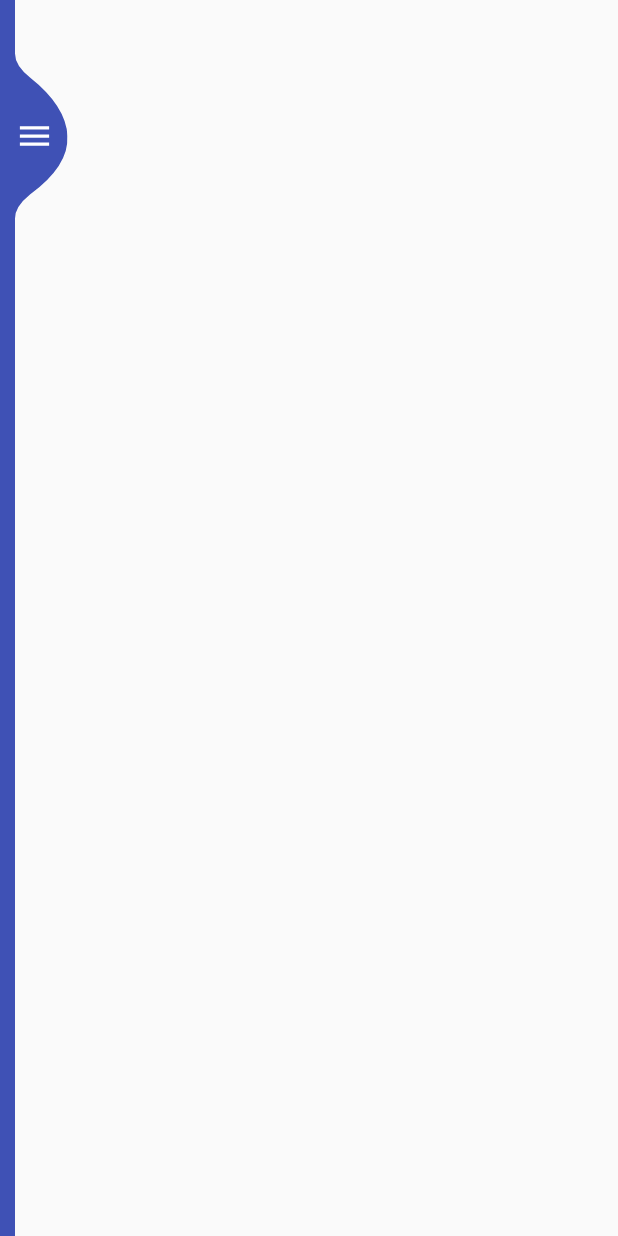
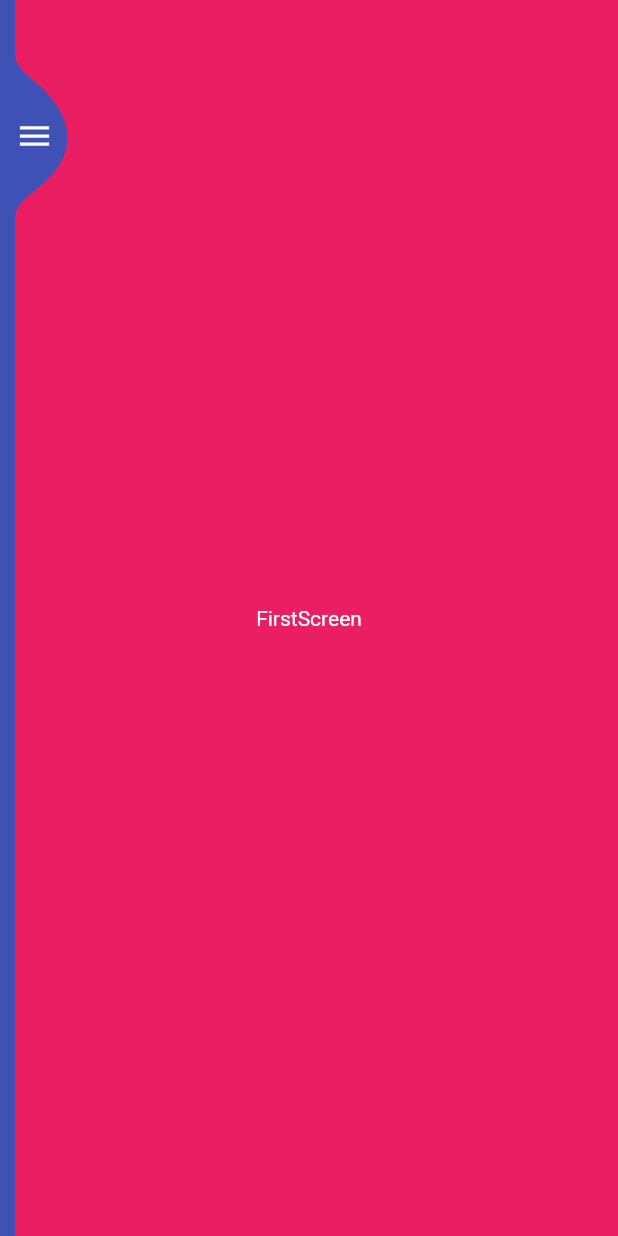
Before and after one commit to PatrykPawlak/FitnessApp, a Flutter app: the screen it shows after launch, on a phone screen of 412 x 824 dp. Run offline on Flutter 3.47's test engine with Material 2 defaults, Android fonts, the phone set to English and light mode, and no system bars.

Commit message:
[feat](router): Create and work with routing in app
- Create Router, Routes, RouterView and ScaleRouteAnimation classes
- Create test-screens classes to develop routing
- Organize imports in app

TODO:
- Create screens classes
- Create more route animations
- Modify Routes

```diff
--- a/lib/app/fitness_app.dart
+++ b/lib/app/fitness_app.dart
@@ -1,5 +1,5 @@
 import 'package:flutter/material.dart';
-import 'package:FitnessApp/app/fitness_app_layout.dart';
+import 'package:FitnessApp/app/index.dart' show FitnessAppLayout;
 
 class FitnessApp extends StatelessWidget {
   @override
--- a/lib/app/fitness_app_layout.dart
+++ b/lib/app/fitness_app_layout.dart
@@ -1,5 +1,6 @@
 import 'package:flutter/material.dart';
-import 'package:FitnessApp/ui/navigation/sidebar_navigation.dart';
+import 'package:FitnessApp/router/index.dart' show RouterView;
+import 'package:FitnessApp/ui/navigation/index.dart' show SidebarNavigation;
 
 class FitnessAppLayout extends StatelessWidget {
   @override
@@ -7,7 +8,8 @@ class FitnessAppLayout extends StatelessWidget {
     return Scaffold(
       body: Stack(
         children: <Widget>[
-          SidebarNavigation(),
+          RouterView(),
+          SidebarNavigation(), //MUST be the last
         ],
       ),
     );
--- /dev/null
+++ b/lib/app/index.dart
@@ -0,0 +1,2 @@
+export 'package:FitnessApp/app/fitness_app.dart';
+export 'package:FitnessApp/app/fitness_app_layout.dart';
--- a/lib/main.dart
+++ b/lib/main.dart
@@ -1,4 +1,4 @@
 import 'package:flutter/material.dart';
-import 'package:FitnessApp/app/fitness_app.dart';
+import 'package:FitnessApp/app/index.dart' show FitnessApp;
 
 void main() => runApp(FitnessApp());
--- /dev/null
+++ b/lib/router/index.dart
@@ -0,0 +1,4 @@
+export 'package:FitnessApp/router/router.dart';
+export 'package:FitnessApp/router/router_view.dart';
+export 'package:FitnessApp/router/routes.dart';
+export 'package:FitnessApp/router/scale_route_animation.dart';
--- /dev/null
+++ b/lib/router/router.dart
@@ -0,0 +1,36 @@
+import 'package:flutter/material.dart';
+import 'package:FitnessApp/router/index.dart' show Routes, ScaleRouteAnimation;
+import 'package:FitnessApp/screens/index.dart';
+
+class Router {
+  static final GlobalKey<NavigatorState> _routerKey =
+      GlobalKey<NavigatorState>();
+
+  static GlobalKey<NavigatorState> get routerKey => _routerKey;
+
+  static Route<dynamic> generateRoute(RouteSettings settings) {
+    Widget builder;
+    switch (settings.name) {
+      case Routes.firstScreen:
+        builder = FirstScreen();
+        break;
+
+      case Routes.secondScreen:
+        builder = SecondScreen();
+        break;
+
+      case Routes.thirdScreen:
+        builder = ThirdScreen();
+        break;
+
+      case Routes.fourthScreen:
+        builder = FourthScreen();
+        break;
+
+      default:
+        throw Exception('Invalid route: ${settings.name}');
+    }
+
+    return ScaleRouteAnimation(widget: builder);
+  }
+}
--- /dev/null
+++ b/lib/router/router_view.dart
@@ -0,0 +1,13 @@
+import 'package:flutter/material.dart';
+import 'package:FitnessApp/router/index.dart' show Router, Routes;
+
+class RouterView extends StatelessWidget {
+  @override
+  Widget build(BuildContext context) {
+    return Navigator(
+      key: Router.routerKey,
+      initialRoute: Routes.firstScreen,
+      onGenerateRoute: Router.generateRoute,
+    );
+  }
+}
--- /dev/null
+++ b/lib/router/routes.dart
@@ -0,0 +1,6 @@
+class Routes {
+  static const String firstScreen = 'first';
+  static const String secondScreen = 'second';
+  static const String thirdScreen = 'third';
+  static const String fourthScreen = 'fourth';
+}
--- /dev/null
+++ b/lib/router/scale_route_animation.dart
@@ -0,0 +1,20 @@
+import 'package:flutter/material.dart';
+
+class ScaleRouteAnimation extends PageRouteBuilder {
+  final Widget widget;
+
+  ScaleRouteAnimation({this.widget})
+      : super(
+          pageBuilder: (context, animation, secondaryAnimation) => widget,
+          transitionsBuilder: (context, animation, secondaryAnimation, child) =>
+              ScaleTransition(
+            scale: Tween<double>(
+              begin: 0.0,
+              end: 1.0,
+            ).animate(
+              CurvedAnimation(parent: animation, curve: Curves.fastOutSlowIn),
+            ),
+            child: child,
+          ),
+        );
+}
--- /dev/null
+++ b/lib/screens/first_screen.dart
@@ -0,0 +1,15 @@
+import 'package:flutter/material.dart';
+
+class FirstScreen extends StatelessWidget {
+  @override
+  Widget build(BuildContext context) {
+    return Container(
+      alignment: Alignment.center,
+      color: Colors.pink,
+      child: Text(
+        'FirstScreen',
+        style: TextStyle(color: Colors.white),
+      ),
+    );
+  }
+}
--- /dev/null
+++ b/lib/screens/index.dart
@@ -0,0 +1,4 @@
+export 'package:FitnessApp/screens/first_screen.dart';
+export 'package:FitnessApp/screens/second_screen.dart';
+export 'package:FitnessApp/screens/third_screen.dart';
+export 'package:FitnessApp/screens/fourth_screen.dart';
--- /dev/null
+++ b/lib/ui/navigation/index.dart
@@ -0,0 +1,4 @@
+export 'package:FitnessApp/ui/navigation/custom_sidebar_navigation_clipper.dart';
+export 'package:FitnessApp/ui/navigation/sidebar_navigation.dart';
+export 'package:FitnessApp/ui/navigation/sidebar_navigation_item.dart';
+export 'package:FitnessApp/ui/navigation/sidebar_navigation_layout.dart';
--- a/lib/ui/navigation/sidebar_navigation.dart
+++ b/lib/ui/navigation/sidebar_navigation.dart
@@ -1,5 +1,6 @@
 import 'package:flutter/material.dart';
-import 'package:FitnessApp/ui/navigation/sidebar_navigation_layout.dart';
+import 'package:FitnessApp/ui/navigation/index.dart'
+    show SidebarNavigationLayout;
 
 class SidebarNavigation extends StatelessWidget {
   @override
--- a/lib/ui/navigation/sidebar_navigation_layout.dart
+++ b/lib/ui/navigation/sidebar_navigation_layout.dart
@@ -1,6 +1,7 @@
 import 'package:flutter/material.dart';
-import 'package:FitnessApp/ui/navigation/custom_sidebar_navigation_clipper.dart';
-import 'package:FitnessApp/ui/navigation/sidebar_navigation_item.dart';
+import 'package:FitnessApp/ui/navigation/index.dart'
+    show SidebarNavigationItem, CustomSidebarNavigationClipper;
+import 'package:FitnessApp/router/index.dart' show Routes;
 
 class SidebarNavigationLayout extends StatefulWidget {
   @override
@@ -63,32 +64,36 @@ class _SidebarNavigationLayoutState extends State<SidebarNavigationLayout>
                 crossAxisAlignment: CrossAxisAlignment.center,
                 children: <Widget>[
                   SidebarNavigationItem(
-                    itemText: 'Option 1',
-                    func: this._toggle,
+                    itemText: 'FirstScreen',
+                    routeName: Routes.firstScreen,
+                    func: _toggle,
                   ),
                   Divider(
                     height: this._dividerHeight,
                     thickness: this._dividerThickness,
                   ),
                   SidebarNavigationItem(
-                    itemText: 'Option 2',
-                    func: this._toggle,
+                    itemText: 'SecondScreen',
+                    routeName: Routes.secondScreen,
+                    func: _toggle,
                   ),
                   Divider(
                     height: this._dividerHeight,
                     thickness: this._dividerThickness,
                   ),
                   SidebarNavigationItem(
-                    itemText: 'Option 3',
-                    func: this._toggle,
+                    itemText: 'ThirdScreen',
+                    routeName: Routes.thirdScreen,
+                    func: _toggle,
                   ),
                   Divider(
                     height: this._dividerHeight,
                     thickness: this._dividerThickness,
                   ),
                   SidebarNavigationItem(
-                    itemText: 'Option 4',
-                    func: this._toggle,
+                    itemText: 'FourthScreen',
+                    routeName: Routes.fourthScreen,
+                    func: _toggle,
                   ),
                 ],
               ),
```
Also changed, not shown: lib/screens/fourth_screen.dart (added, +15 -0 lines), lib/screens/home_page.dart (deleted, +0 -12 lines), lib/screens/second_screen.dart (added, +15 -0 lines), lib/screens/third_screen.dart (added, +15 -0 lines), lib/ui/navigation/sidebar_navigation_item.dart (+11 -2 lines).
